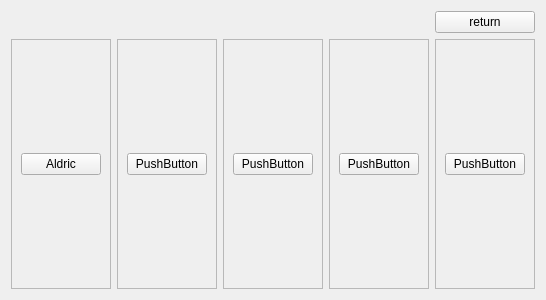
Before: the Qt Designer form cselect/warriorselect.ui in Silishark/Dnd-in-terminal, drawn with Qt 5.
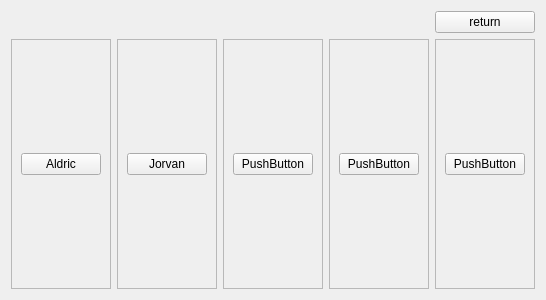
After: the same form once the commit is applied.

Patch:
```diff
--- a/cselect/warriorselect.ui
+++ b/cselect/warriorselect.ui
@@ -26,7 +26,7 @@
       <item>
        <widget class="QPushButton" name="pushButton_2">
         <property name="text">
-         <string>PushButton</string>
+         <string>Jorvan</string>
         </property>
        </widget>
       </item>
```
Left out of the diff: 2 changed lines with no effect on the pictures.
